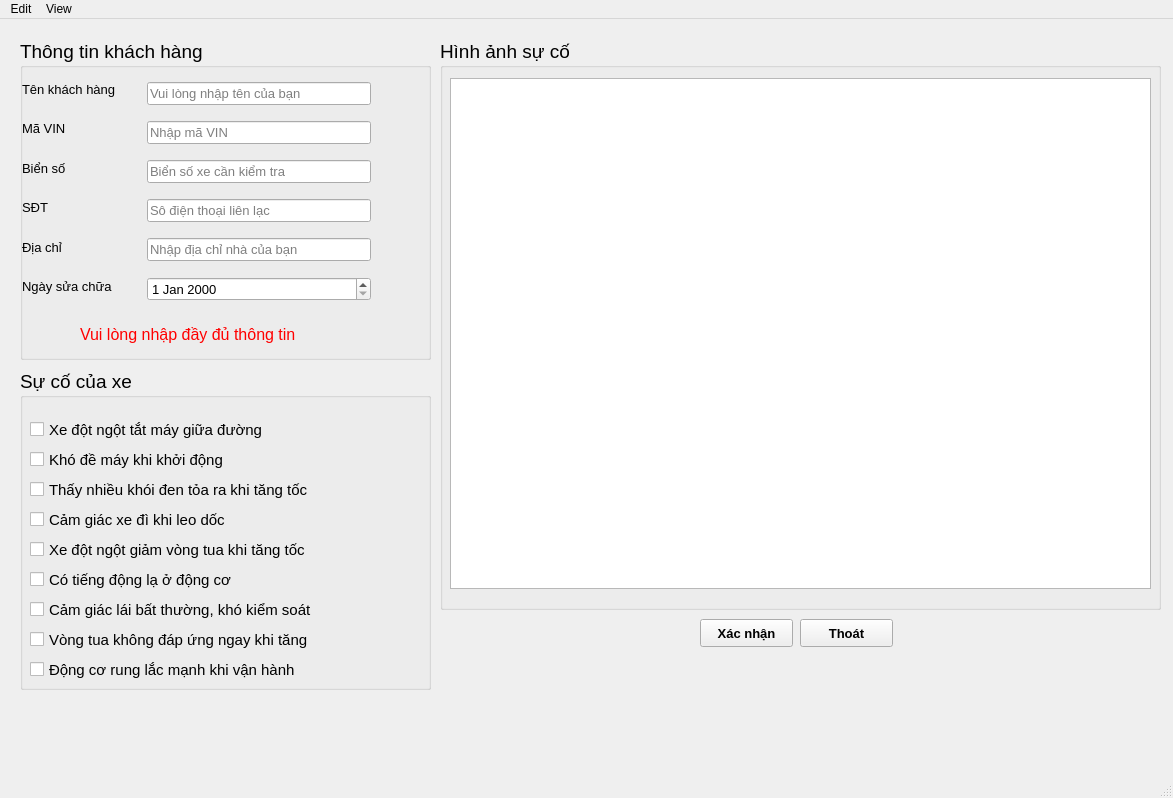
Above: GUI/GUIinput.ui from Vuchauduytung/LuanVan before the change. Below: the same form after it.
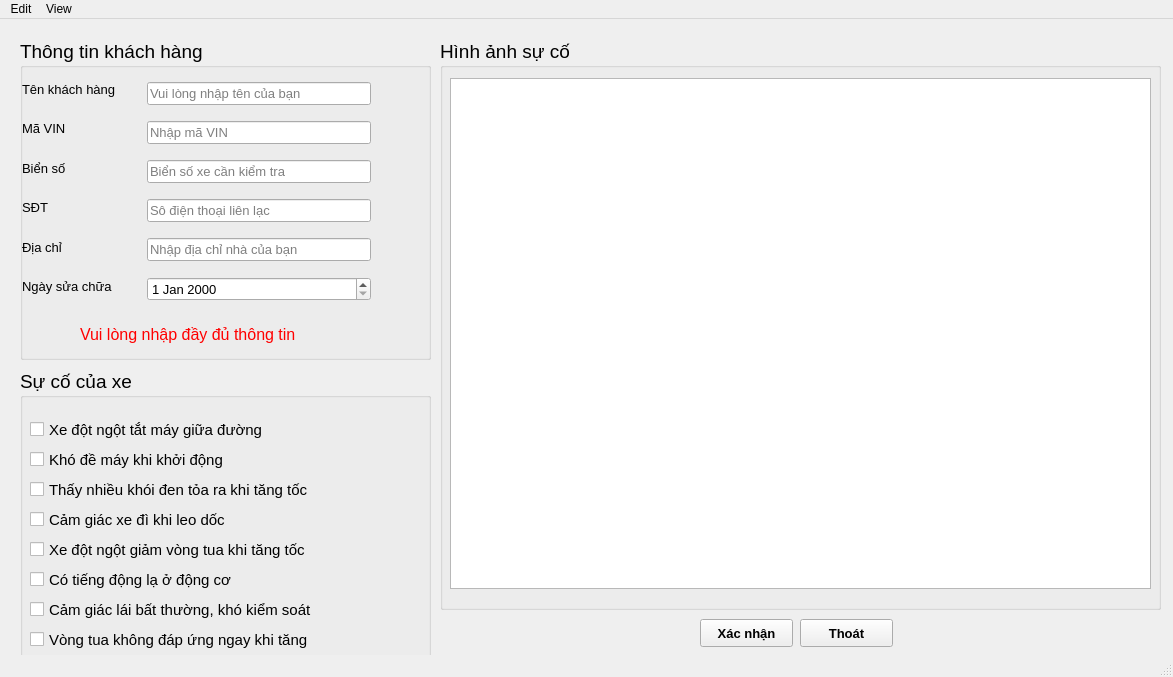
That is the form after the change.

```diff
--- a/GUI/GUIinput.ui
+++ b/GUI/GUIinput.ui
@@ -7,7 +7,7 @@
     <x>0</x>
     <y>0</y>
     <width>1173</width>
-    <height>798</height>
+    <height>677</height>
    </rect>
   </property>
   <property name="windowTitle">
```
Left out of the diff: 42 changed lines with no effect on the pictures.
